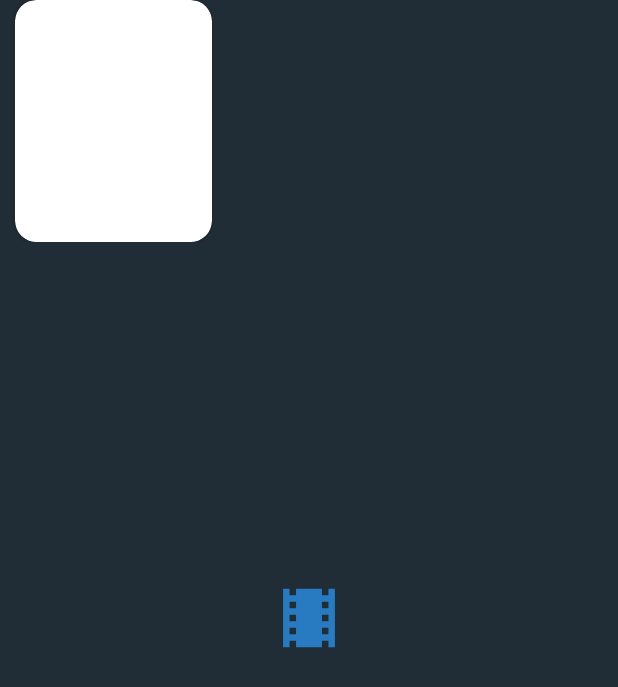
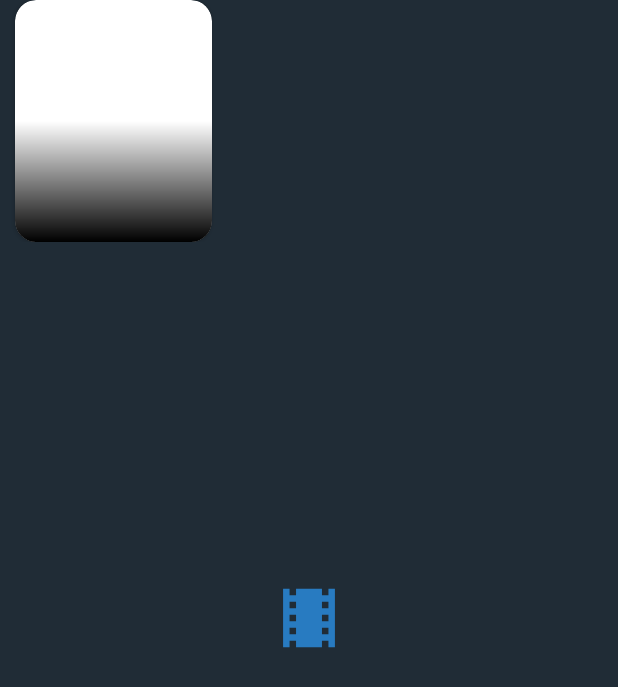
Before and after one commit to simranthomas/simranthomas.github.io, an Android app: the layout home_media_card_layout.xml on its own in the app's theme, with its tools: preview values and no code run, on a phone screen of 412 x 824 dp. Shown: the top 687 px of the screen. Run offline under Robolectric (Android 15) with nearby library versions, the phone set to English and light mode, and no system bars; network calls fail.

Commit message:
added gradient

```diff
--- /dev/null
+++ b/usc-films-hw9/USCFilms/app/src/main/res/drawable/gradient.xml
@@ -0,0 +1,12 @@
+<?xml version="1.0" encoding="utf-8"?>
+<shape xmlns:android="http://schemas.android.com/apk/res/android"
+    android:shape="rectangle" >
+
+  <gradient
+      android:angle="90"
+      android:endColor="#00000000"
+      android:startColor="#ff000000"
+      android:centerColor="#00ffffff" />
+
+  <corners android:radius="0dp" />
+</shape>
--- a/usc-films-hw9/USCFilms/app/src/main/res/layout/home_media_card_layout.xml
+++ b/usc-films-hw9/USCFilms/app/src/main/res/layout/home_media_card_layout.xml
@@ -10,13 +10,18 @@
         android:layout_centerInParent="true"
         android:layout_marginRight="20dp"
         app:cardCornerRadius="14dp">
-
-        <ImageView
-            android:id="@+id/posterImg"
+        <FrameLayout
             android:layout_width="match_parent"
-            android:layout_height="match_parent"
-            android:scaleType="centerCrop" />
+            android:layout_height="match_parent">
+            <ImageView
+                android:id="@+id/posterImg"
+                android:layout_width="match_parent"
+                android:layout_height="match_parent"
+                android:scaleType="centerCrop"/>
+            <View android:background="@drawable/gradient"
+                android:layout_height="match_parent"
+                android:layout_width="match_parent"/>
+        </FrameLayout>
 
     </androidx.cardview.widget.CardView>
-
 </RelativeLayout>
```
Also changed, not shown: usc-films-hw9/USCFilms/app/src/main/java/com/example/uscfilms/RecyclerViewAdapter.java (+7 -0 lines).
